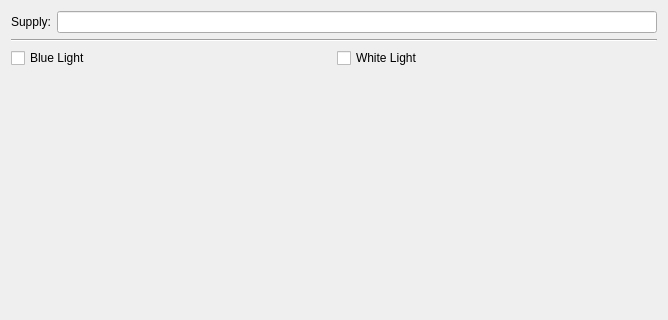
Qt form tracker_base_ui/lib/TrackerBaseUi.ui (tu-darmstadt-ros-pkg/hector_visualization) before a commit; both pictures show x 0 to 668 and y 0 to 320 of the 668 by 670 pixel window.
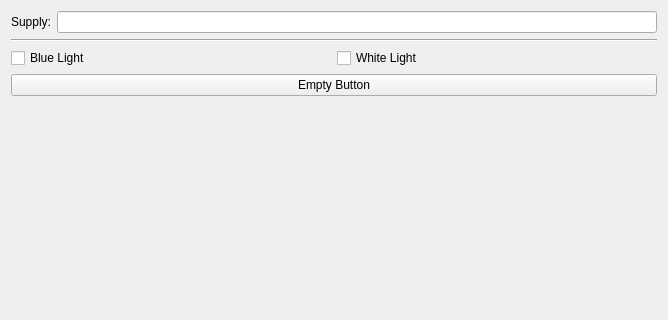
The same form after that commit.

Commit message: added init flipper button to tracker gui

```diff
--- a/tracker_base_ui/lib/TrackerBaseUi.ui
+++ b/tracker_base_ui/lib/TrackerBaseUi.ui
@@ -13,7 +13,7 @@
   <property name="windowTitle">
    <string>Fake percept publisher</string>
   </property>
-  <layout class="QVBoxLayout" stretch="0,0,0,0">
+  <layout class="QVBoxLayout" stretch="0,0,0,0,0">
    <item>
     <layout class="QHBoxLayout" name="horizontalLayout">
      <item>
@@ -61,6 +61,13 @@
      </item>
     </layout>
    </item>
+   <item>
+    <widget class="QPushButton" name="empty_button">
+     <property name="text">
+      <string>Empty Button</string>
+     </property>
+    </widget>
+   </item>
    <item>
     <spacer name="verticalSpacer">
      <property name="orientation">
```
Left out of the diff: 5 changed lines with no effect on the pictures. The commit also changes 1 other file.
